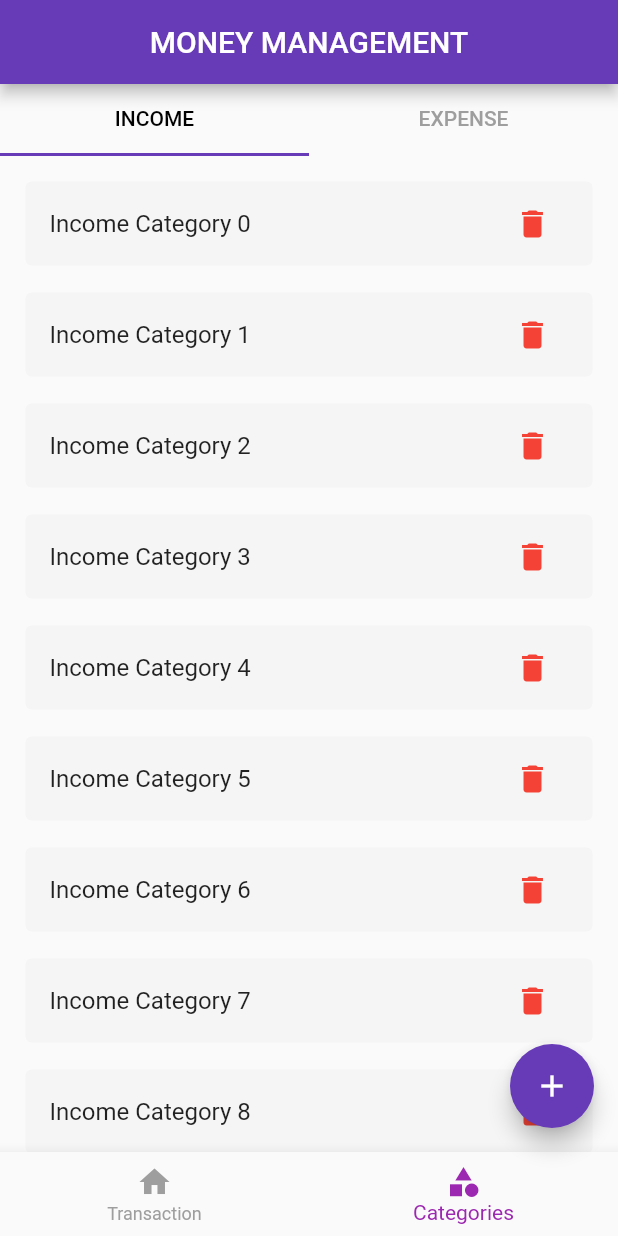
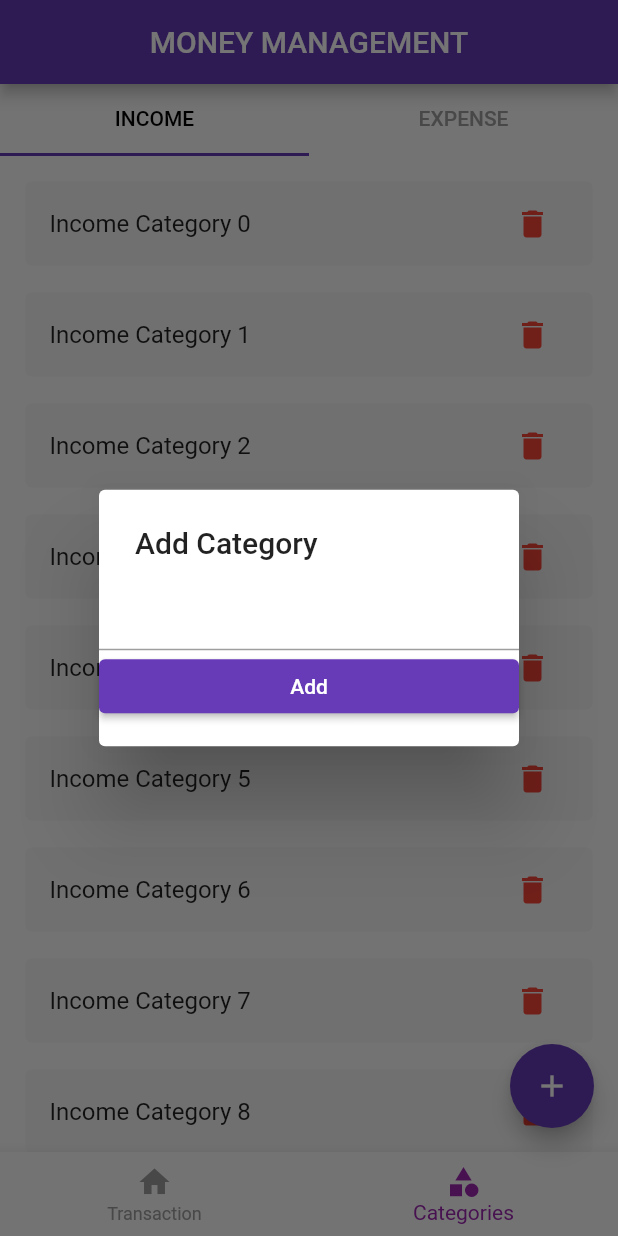
Before and after one commit to Shahanaj2000/PERSONAL-MONEY-MANAGEMENT, a Flutter app: the screen it shows after launch, item 2 of the bottom bar chosen, after a tap on the "add" icon, on a phone screen of 412 x 824 dp. Run offline on Flutter 3.47's test engine with Material 2 defaults, Android fonts, the phone set to English and light mode, and no system bars; our stand-ins replace hive_flutter; accounts and stored records are empty.

Commit message:
I could't get the Category PopUp

```diff
--- a/lib/category/Screen_category.dart
+++ b/lib/Screens/category/Screen_category.dart
@@ -1,7 +1,7 @@
 
 import 'package:flutter/material.dart';
-import 'package:p_m_m/category/expense_category_list.dart';
-import 'package:p_m_m/category/income_category_list.dart';
+import 'package:p_m_m/Screens/category/expense_category_list.dart';
+import 'package:p_m_m/Screens/category/income_category_list.dart';
 
 
 class ScreenCategory extends StatefulWidget {
--- /dev/null
+++ b/lib/Screens/category/category_add_popup.dart
@@ -0,0 +1,19 @@
+import 'package:flutter/material.dart';
+
+Future<void> showCategoryAddPopup(BuildContext context) async {
+  showDialog(
+    context: context,
+    builder: (ctx) {
+      return SimpleDialog(
+        title: const Text('Add Category'),
+        children: [
+           TextFormField(),
+           ElevatedButton(
+            onPressed: () {},
+            child: const Text('Add'),
+          ),
+        ],
+      );
+    },
+  );
+}
--- a/lib/category/income_category_list.dart
+++ b/lib/Screens/category/income_category_list.dart
@@ -1,4 +1,4 @@
-import 'package:flutter/cupertino.dart';
+
 import 'package:flutter/material.dart';
 
 class IncomeCategoryList extends StatelessWidget {
--- a/lib/home/Screeen_home.dart
+++ b/lib/home/Screeen_home.dart
@@ -1,8 +1,9 @@
 
 import 'package:flutter/material.dart';
-import 'package:p_m_m/category/Screen_category.dart';
+import 'package:p_m_m/Screens/category/Screen_category.dart';
+import 'package:p_m_m/Screens/category/category_add_popup.dart';
 import 'package:p_m_m/home/widgets/bottom_nav.dart';
-import 'package:p_m_m/transactions/Screen_transaction.dart';
+import 'package:p_m_m/Screens/transactions/Screen_transaction.dart';
 
 
 class ScreenHome extends StatelessWidget {
@@ -40,6 +41,8 @@ class ScreenHome extends StatelessWidget {
             print('Add Transaction');
           } else {
             print("Add Categorey");
+
+            showCategoryAddPopup(context);
           }
         },
         child: const Icon(Icons.add),
```
Also changed, not shown: lib/Screens/category/expense_category_list.dart (renamed from lib/category/expense_category_list.dart), lib/Screens/transactions/Screen_transaction.dart (renamed from lib/transactions/Screen_transaction.dart).
